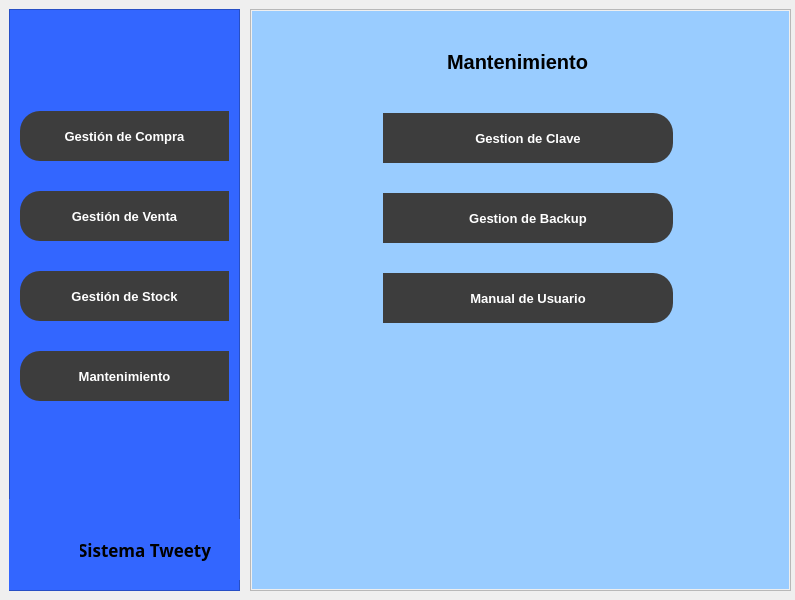
Qt form Views/menuprincipal.ui (Miguel8819/Sistema_TweetyTesis) before a commit.
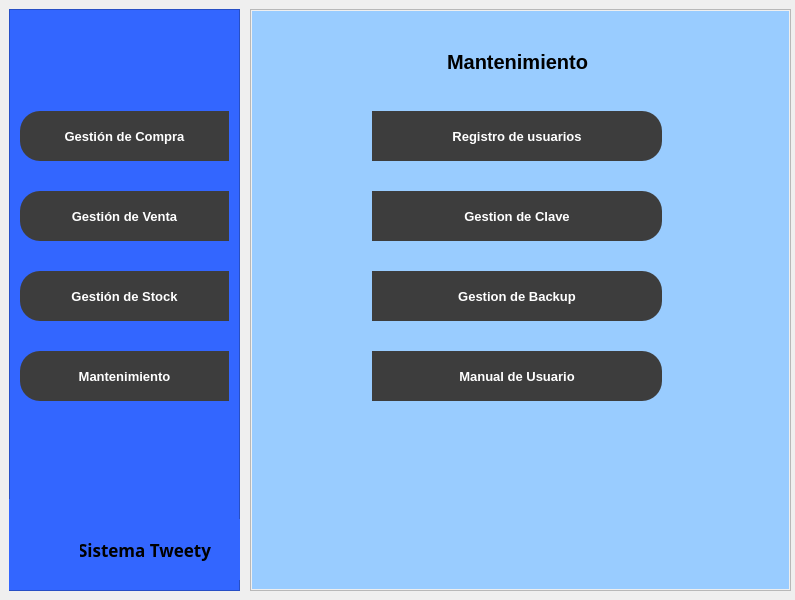
The same form after that commit. The open tabs and pages were chosen to show the change. Icons and pictures are not drawn.

Commit message: Registrar usuario, faltan validaciones

```diff
--- a/Views/menuprincipal.ui
+++ b/Views/menuprincipal.ui
@@ -852,8 +852,8 @@
        <widget class="QPushButton" name="btn_movFondos_2">
         <property name="geometry">
          <rect>
-          <x>131</x>
-          <y>102</y>
+          <x>120</x>
+          <y>180</y>
           <width>290</width>
           <height>50</height>
          </rect>
@@ -878,8 +878,8 @@
        <widget class="QPushButton" name="btn_infDeCaja_2">
         <property name="geometry">
          <rect>
-          <x>131</x>
-          <y>262</y>
+          <x>120</x>
+          <y>340</y>
           <width>290</width>
           <height>50</height>
          </rect>
@@ -904,8 +904,8 @@
        <widget class="QPushButton" name="btn_abrirCerrarCaja_2">
         <property name="geometry">
          <rect>
-          <x>131</x>
-          <y>182</y>
+          <x>120</x>
+          <y>260</y>
           <width>290</width>
           <height>50</height>
          </rect>
@@ -927,6 +927,32 @@
          <string>Gestion de Backup</string>
         </property>
        </widget>
+       <widget class="QPushButton" name="btn_movFondos_3">
+        <property name="geometry">
+         <rect>
+          <x>120</x>
+          <y>100</y>
+          <width>290</width>
+          <height>50</height>
+         </rect>
+        </property>
+        <property name="minimumSize">
+         <size>
+          <width>290</width>
+          <height>50</height>
+         </size>
+        </property>
+        <property name="font">
+         <font>
+          <pointsize>10</pointsize>
+          <weight>75</weight>
+          <bold>true</bold>
+         </font>
+        </property>
+        <property name="text">
+         <string>Registro de usuarios</string>
+        </property>
+       </widget>
        <zorder>label_12</zorder>
        <zorder>label_11</zorder>
        <zorder>btn_movFondos_2</zorder>
```
Left out of the diff: 1 changed line with no effect on the pictures. The commit also changes 9 other files.
